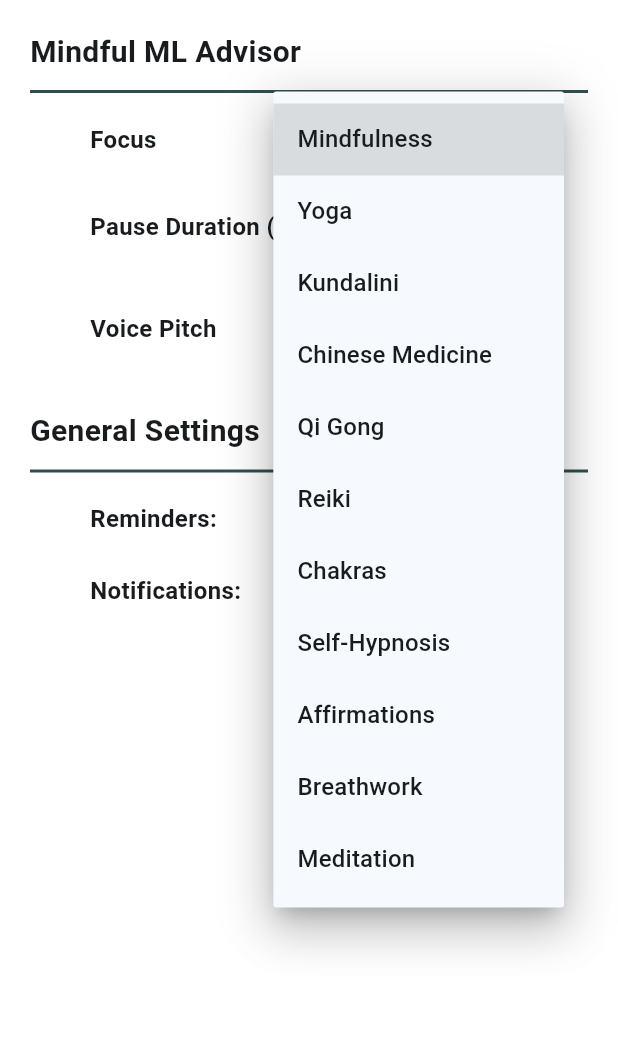
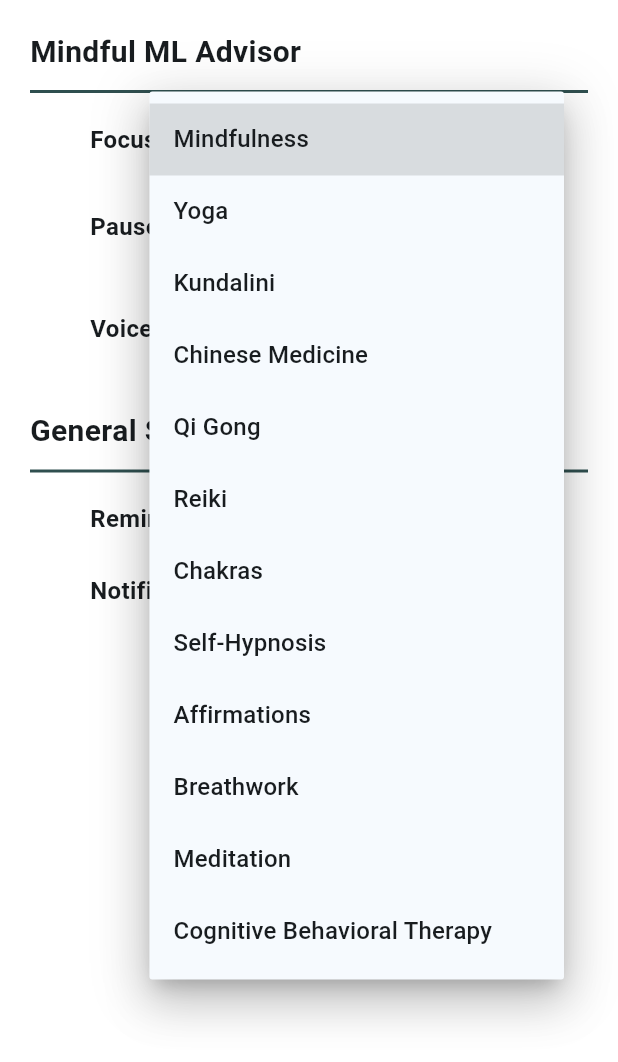
Before and after one commit to davidfitz314/EmotionJournalWGemini, a Flutter app: the SettingsList screen opened directly, after a tap on "Mindfulness", on a phone screen of 412 x 824 dp. Shown: the top 1062 px of the screen. Run offline on Flutter 3.47's test engine with Material 3 defaults, Android fonts, the phone set to English and light mode, and no system bars; our stand-ins replace cloud_firestore, firebase_core, flutter_riverpod, flutter_tts, google_generative_ai, shared_preferences and 1 more; accounts and stored records are empty.

Commit message:
fixing emotion selector navigation and updating options for mental health practice

```diff
--- a/lib/widgets/settings/meditation_selector.dart
+++ b/lib/widgets/settings/meditation_selector.dart
@@ -12,7 +12,8 @@ const List<String> list = <String>[
   'Self-Hypnosis',
   'Affirmations',
   'Breathwork',
-  'Meditation'
+  'Meditation',
+  'Cognitive Behavioral Therapy'
 ];
 
 class MeditationSelector extends StatefulWidget {
```
Also changed, not shown: lib/widgets/emotion_selector.dart (+12 -18 lines).
